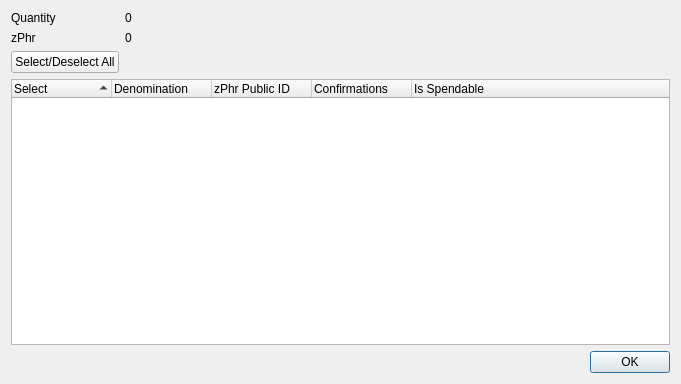
blocknetdx/blocknet, file src/qt/forms/zphrcontroldialog.ui: the form before one commit.
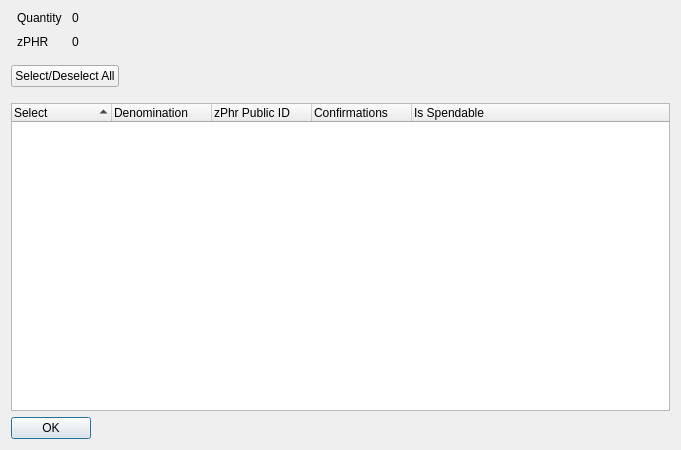
The form after the commit.

What changed in the file:
```diff
--- a/src/qt/forms/zphrcontroldialog.ui
+++ b/src/qt/forms/zphrcontroldialog.ui
@@ -7,23 +7,40 @@
     <x>0</x>
     <y>0</y>
     <width>681</width>
-    <height>384</height>
+    <height>450</height>
    </rect>
   </property>
   <property name="minimumSize">
    <size>
     <width>681</width>
-    <height>384</height>
+    <height>450</height>
    </size>
   </property>
   <property name="windowTitle">
    <string>Select zPhr to Spend</string>
   </property>
-  <layout class="QGridLayout" name="gridLayout">
-   <item row="0" column="0">
+  <layout class="QVBoxLayout" name="verticalLayout" stretch="0,0,0,0">
+   <item>
+    <layout class="QHBoxLayout" name="horizontalLayout" stretch="0,0">
+     <property name="spacing">
+      <number>-1</number>
+     </property>
+     <property name="bottomMargin">
+      <number>10</number>
+     </property>
+     <item>
     <layout class="QFormLayout" name="formLayout">
-     <property name="sizeConstraint">
-      <enum>QLayout::SetDefaultConstraint</enum>
+       <property name="horizontalSpacing">
+        <number>10</number>
+       </property>
+       <property name="verticalSpacing">
+        <number>10</number>
+       </property>
+       <property name="leftMargin">
+        <number>6</number>
+       </property>
+       <property name="rightMargin">
+        <number>6</number>
      </property>
      <item row="0" column="0">
       <widget class="QLabel" name="labelQuantity">
@@ -42,7 +59,7 @@
      <item row="1" column="0">
       <widget class="QLabel" name="labelZPhr">
        <property name="text">
-        <string>zPhr</string>
+          <string>zPHR</string>
        </property>
       </widget>
      </item>
@@ -53,19 +70,61 @@
        </property>
       </widget>
      </item>
-     <item row="2" column="0">
+      </layout>
+     </item>
+     <item>
+      <spacer name="horizontalSpacer_2">
+       <property name="orientation">
+        <enum>Qt::Horizontal</enum>
+       </property>
+       <property name="sizeHint" stdset="0">
+        <size>
+         <width>40</width>
+         <height>20</height>
+        </size>
+       </property>
+      </spacer>
+     </item>
+    </layout>
+   </item>
+   <item>
+    <layout class="QHBoxLayout" name="horizontalLayout3" stretch="0,0">
+     <property name="spacing">
+      <number>14</number>
+     </property>
+     <property name="bottomMargin">
+      <number>10</number>
+     </property>
+     <item>
       <widget class="QPushButton" name="pushButtonAll">
        <property name="text">
         <string>Select/Deselect All</string>
        </property>
       </widget>
      </item>
+     <item>
+      <spacer name="horizontalSpacer">
+       <property name="orientation">
+        <enum>Qt::Horizontal</enum>
+       </property>
+       <property name="sizeHint" stdset="0">
+        <size>
+         <width>40</width>
+         <height>20</height>
+        </size>
+       </property>
+      </spacer>
+     </item>
     </layout>
    </item>
-   <item row="1" column="0">
-    <layout class="QVBoxLayout" name="verticalLayout">
      <item>
       <widget class="QTreeWidget" name="treeWidget">
+     <property name="sizePolicy">
+      <sizepolicy hsizetype="Expanding" vsizetype="Expanding">
+       <horstretch>0</horstretch>
+       <verstretch>0</verstretch>
+      </sizepolicy>
+     </property>
        <property name="minimumSize">
         <size>
          <width>0</width>
@@ -113,6 +172,12 @@
      </item>
      <item>
       <widget class="QDialogButtonBox" name="buttonBox">
+     <property name="sizePolicy">
+      <sizepolicy hsizetype="Maximum" vsizetype="Fixed">
+       <horstretch>0</horstretch>
+       <verstretch>0</verstretch>
+      </sizepolicy>
+     </property>
        <property name="orientation">
         <enum>Qt::Horizontal</enum>
        </property>
@@ -120,8 +185,6 @@
         <set>QDialogButtonBox::Ok</set>
        </property>
       </widget>
-     </item>
-    </layout>
    </item>
   </layout>
  </widget>
```
Lines whose indentation alone changed are shown as unchanged.
